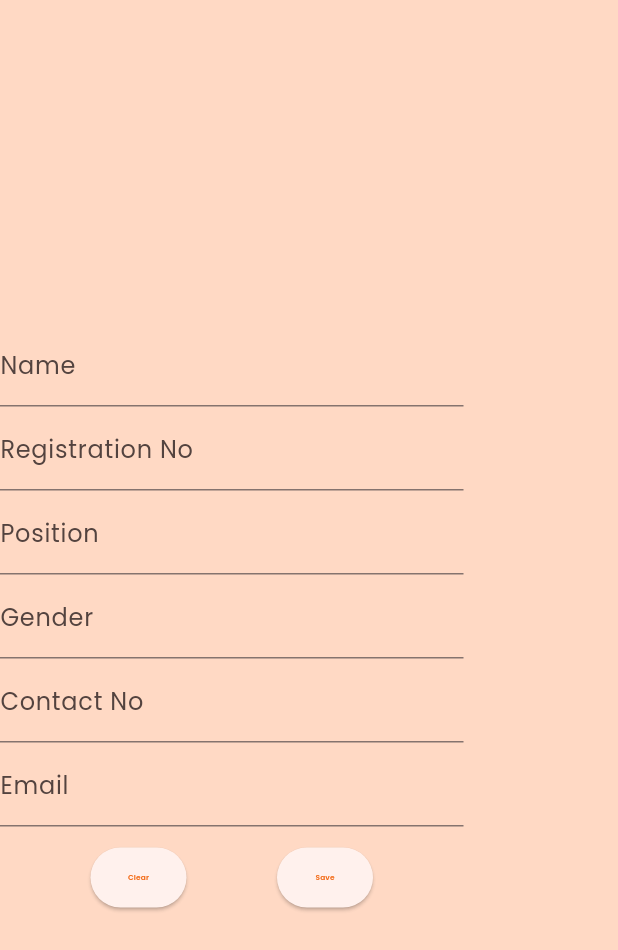
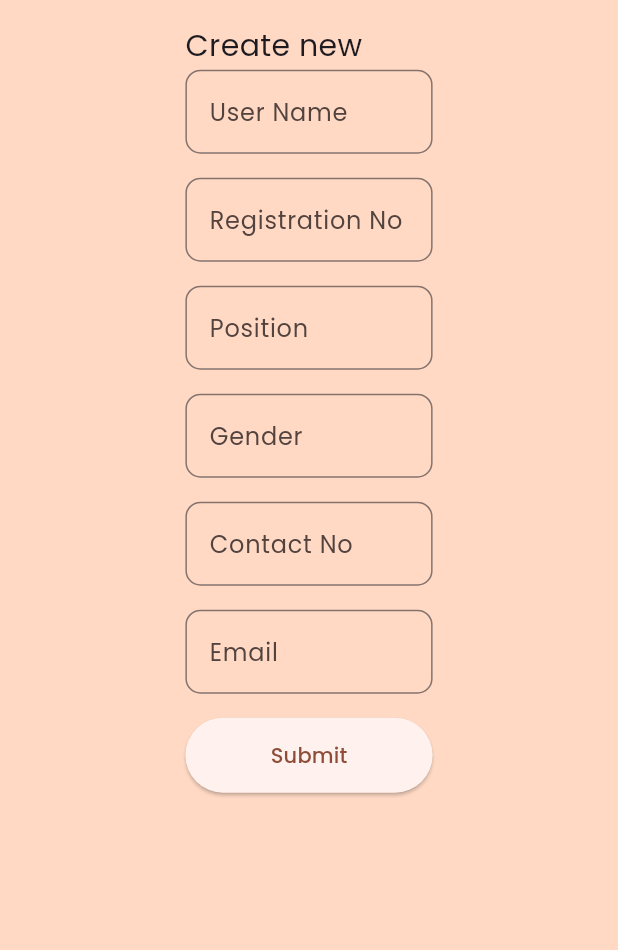
Before and after one commit to Randil-Hasanga/third_year_project_web_team_14, a Flutter app: the CreateOfficerPage screen opened directly, on a phone screen of 412 x 824 dp. Shown: the top 950 px of the screen. Run offline on Flutter 3.47's test engine with Material 3 defaults, Android fonts, the phone set to English and light mode, and no system bars; our stand-ins replace cloud_firestore, firebase_auth, firebase_core, firebase_storage, get_it, google_fonts; missing offline and left inert: emailjs; accounts and stored records are empty.

Commit message:
modify2 create officer form

```diff
--- a/jms_desktop/lib/pages/create_officer_page.dart
+++ b/jms_desktop/lib/pages/create_officer_page.dart
@@ -20,82 +20,123 @@ class _CreateOfficerPageState extends State<CreateOfficerPage> {
   FirebaseService? _firebaseService;
   List<Map<String, dynamic>>? officer;
 
+  final userNameController = TextEditingController();
+  final regNoController = TextEditingController();
+  final positionController = TextEditingController();
+  final genderController = TextEditingController();
+  final contactNoController = TextEditingController();
+  final emailController = TextEditingController();
+
   @override
   Widget build(BuildContext context) {
     _deviceHeight = MediaQuery.of(context).size.height;
     _deviceWidth = MediaQuery.of(context).size.width;
+    _widthXheight = _deviceHeight! * _deviceWidth! / 50000;
 
     return Scaffold(
-      body: SafeArea(
-        child: Row(
+      body: Container(
+        margin: EdgeInsets.only(
+            left: _deviceWidth! * 0.3,
+            bottom: _deviceHeight! * 0.02,
+            top: _deviceHeight! * 0.02,
+            right: _deviceWidth! * 0.3),
+        child: Form(
+          child: Column(
             children: [
-            Expanded(
-              flex: 6,
-              child: Column(
-                mainAxisAlignment: MainAxisAlignment.center,
-                children: [
-                  TextFormField(
-                    decoration: const InputDecoration(labelText: 'Name'),
+              const SizedBox(
+                height: 30.0,
+                child: Text(
+                  'Create new officer',
+                  style: TextStyle(fontSize: 20),
+                ),
               ),
               TextFormField(
-                    decoration:
-                        const InputDecoration(labelText: 'Registration No'),
+                controller: userNameController,
+                decoration: InputDecoration(
+                  labelText: 'User Name',
+                  border: OutlineInputBorder(
+                    borderRadius: BorderRadius.circular(10.0),
+                  ),
+                ),
+                validator: (value) {
+                  if (value!.isEmpty) {
+                    return 'Please enter a username';
+                  }
+                  return null;
+                },
+              ),
+              const SizedBox(
+                height: 16.0,
               ),
               TextFormField(
-                    decoration: const InputDecoration(labelText: 'Position'),
+                controller: regNoController,
+                decoration: InputDecoration(
+                    labelText: 'Registration No',
+                    border: OutlineInputBorder(
+                        borderRadius: BorderRadius.circular(10.0))),
+              ),
+              const SizedBox(
+                height: 16.0,
               ),
               TextFormField(
-                    decoration: const InputDecoration(labelText: 'Gender'),
+                controller: positionController,
+                decoration: InputDecoration(
+                    labelText: 'Position',
+                    border: OutlineInputBorder(
+                        borderRadius: BorderRadius.circular(10.0))),
+              ),
+              const SizedBox(
+                height: 16.0,
               ),
               TextFormField(
-                    decoration: const InputDecoration(labelText: 'Contact No'),
+                controller: genderController,
+                decoration: InputDecoration(
+                    labelText: 'Gender',
+                    border: OutlineInputBorder(
+                        borderRadius: BorderRadius.circular(10.0))),
+              ),
+              const SizedBox(
+                height: 16.0,
               ),
               TextFormField(
-                    decoration: const InputDecoration(labelText: 'Email'),
+                controller: contactNoController,
+                decoration: InputDecoration(
+                    labelText: 'Contact No',
+                    border: OutlineInputBorder(
+                        borderRadius: BorderRadius.circular(10.0))),
               ),
               const SizedBox(
-                    height: 10.0,
+                height: 16.0,
               ),
-                  Row(
-                    mainAxisAlignment: MainAxisAlignment.spaceEvenly,
-                    children: [
-                      ElevatedButton(
+              TextFormField(
+                controller: emailController,
+                decoration: InputDecoration(
+                    labelText: 'Email',
+                    border: OutlineInputBorder(
+                        borderRadius: BorderRadius.circular(10.0))),
+              ),
+              const SizedBox(
+                height: 16.0,
+              ),
+              Container(
+                  height: 50,
+                  width: double.infinity,
+                  child: ElevatedButton(
                       onPressed: () {
-                          // Add functionality to save officer details
+                        CollectionReference addOfficer =
+                            FirebaseFirestore.instance.collection('users');
+                        addOfficer.add({
+                          'username': userNameController.text,
+                          'reg_no': regNoController.text,
+                          'position': positionController.text,
+                          'gender': genderController.text,
+                          'contact': contactNoController.text,
+                          'email': emailController.text
+                        });
                       },
-                        child: Text(
-                          "Clear",
-                          style: TextStyle(
-                            fontSize: _deviceWidth! * 0.012,
-                            color: selectionColor,
-                            fontWeight: FontWeight.w600,
-                          ),
-                        ),
-                      ),
-                      ElevatedButton(
-                        onPressed: () {
-                          // Add functionality to clear the form
-                        },
-                        child: Text(
-                          "Save",
-                          style: TextStyle(
-                            fontSize: _deviceWidth! * 0.012,
-                            color: selectionColor,
-                            fontWeight: FontWeight.w600,
-                          ),
-                        ),
-                      ),
+                      child: Text('Submit')))
             ],
           ),
-                ],
-              ),
-            ),
-            const Expanded(
-                flex: 2,
-                child: SizedBox(
-                  width: 1.0,
-                ))
-          ],
         ),
       ),
     );
--- a/jms_desktop/lib/pages/officers_page.dart
+++ b/jms_desktop/lib/pages/officers_page.dart
@@ -20,7 +20,7 @@ class _OfficersPageStete extends State<OfficersPage> {
   FirebaseService? _firebaseService;
   List<Map<String, dynamic>>? officer;
 
-  ScrollController _scrollControllerLeft = ScrollController();
+  final ScrollController _scrollControllerLeft = ScrollController();
   bool _isDetailsVisible = false;
   Map<String, dynamic>? _selectedOfficer;
   bool _showLoader = true;
@@ -113,6 +113,20 @@ class _OfficersPageStete extends State<OfficersPage> {
                       fontWeight: FontWeight.w600,
                     ),
                   ),
+                  ElevatedButton(
+                    onPressed: () => Navigator.push(
+                      context,
+                      MaterialPageRoute(
+                          builder: (context) => CreateOfficerPage()),
+                    ),
+                    child: const Text(
+                      "Add Officer",
+                      style: TextStyle(
+                        color: Color.fromARGB(255, 47, 146, 50),
+                        fontWeight: FontWeight.w600,
+                      ),
+                    ),
+                  ),
                 ],
               ),
             ),
@@ -158,40 +172,6 @@ class _OfficersPageStete extends State<OfficersPage> {
             ),
           ),
         ],
-      ),
-    );
-  }
-
-  Widget _buildSectionTitle(String title) {
-    return Align(
-      alignment: Alignment.topLeft,
-      child: Padding(
-        padding: EdgeInsets.only(
-            top: _widthXheight! * 0.7, left: _widthXheight! * 0.1),
-        child: Row(
-          children: [
-            Text(
-              title,
-              style: TextStyle(
-                color: Colors.black,
-                fontSize: _widthXheight! * 0.7,
-                fontWeight: FontWeight.w600,
-              ),
-            ),
-            if (title == "Create Officer")
-              ElevatedButton(
-                onPressed: () {
-                  // Navigate to the create officer page
-                  Navigator.push(
-                    context,
-                    MaterialPageRoute(
-                        builder: (context) => CreateOfficerPage()),
-                  );
-                },
-                child: Text("Create Officer"),
-              ),
-          ],
-        ),
       ),
     );
   }
```
Lines whose indentation alone changed are shown as unchanged.
